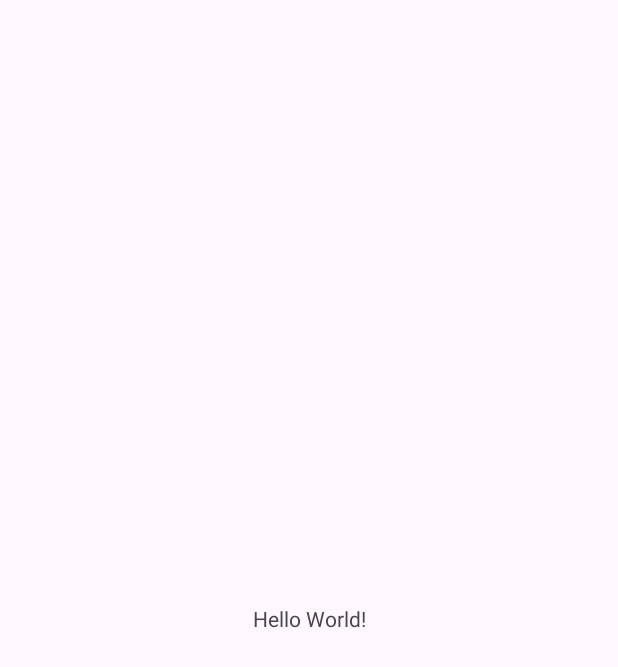
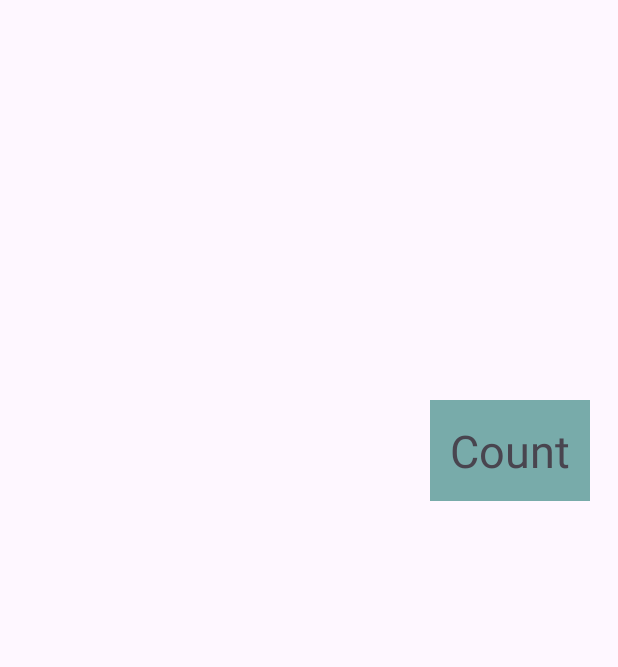
Before and after one commit to platonso/AndroidMireaLabs, an Android app: the screen it shows after launch (MainActivity), on a phone screen of 412 x 824 dp. Before the commit the part shown is almost empty. Shown: the top 667 px of the screen. Run offline under Robolectric (Android 15) with nearby library versions, the phone set to English and light mode, and no system bars.

Commit message:
added markup in Java

```diff
--- a/app/build.gradle.kts
+++ b/app/build.gradle.kts
@@ -29,6 +29,9 @@ android {
         sourceCompatibility = JavaVersion.VERSION_1_8
         targetCompatibility = JavaVersion.VERSION_1_8
     }
+    buildFeatures{
+        viewBinding = true
+    }
 }
 
 dependencies {
--- a/app/src/main/java/com/example/androidmirealabs/MainActivity.java
+++ b/app/src/main/java/com/example/androidmirealabs/MainActivity.java
@@ -1,14 +1,39 @@
 package com.example.androidmirealabs;
 
 import androidx.appcompat.app.AppCompatActivity;
+import androidx.constraintlayout.widget.ConstraintLayout;
 
 import android.os.Bundle;
+import android.view.View;
+import android.view.ViewGroup;
+import android.widget.TextView;
 
 public class MainActivity extends AppCompatActivity {
 
     @Override
     protected void onCreate(Bundle savedInstanceState) {
         super.onCreate(savedInstanceState);
-        setContentView(R.layout.activity_main);
+
+        ConstraintLayout constraintLayout = new ConstraintLayout(this);
+        TextView textView = new TextView(this);
+        textView.setBackgroundColor(0xFA76AAA9);
+
+        textView.setText("Count");
+        textView.setTextSize(30);
+
+
+        ConstraintLayout.LayoutParams layoutParams = new ConstraintLayout.LayoutParams
+                (ViewGroup.LayoutParams.WRAP_CONTENT, ConstraintLayout.LayoutParams.WRAP_CONTENT);
+        layoutParams.setMargins(430, 400, 60, 50);
+        layoutParams.leftToLeft = ConstraintLayout.LayoutParams.PARENT_ID;
+        layoutParams.topToTop = ConstraintLayout.LayoutParams.PARENT_ID;
+        textView.setLayoutParams(layoutParams);
+        textView.setPadding(20, 20, 20, 20);
+        constraintLayout.addView(textView);
+        setContentView(constraintLayout);
+
+
+
+
     }
 }
```
Also changed, not shown: app/src/main/res/layout/activity_main.xml (+11 -0 lines).
